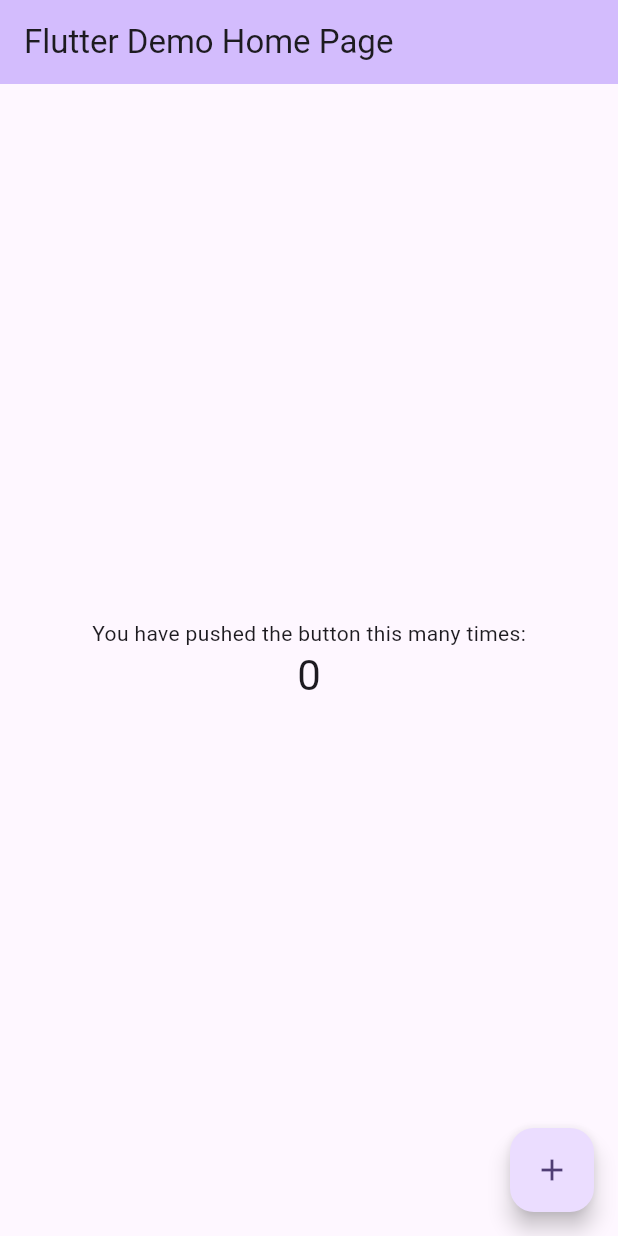
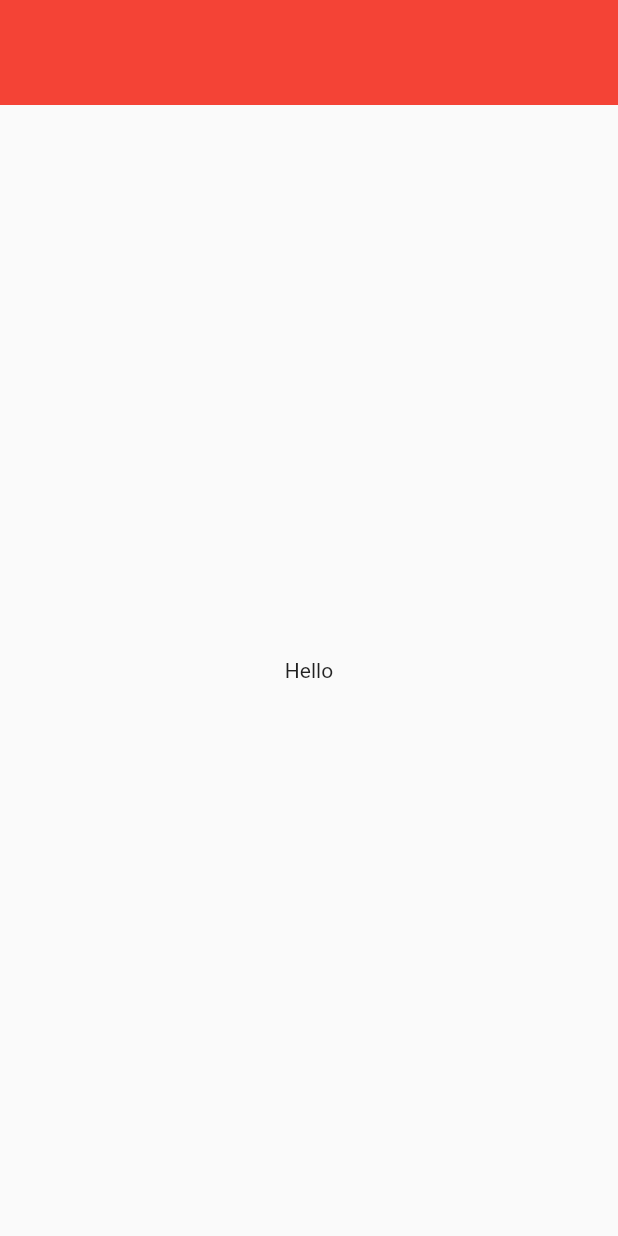
Before and after one commit to KenStarry/Starry_Portfolio, a Flutter app: the screen it shows after launch, on a phone screen of 412 x 824 dp. Run offline on Flutter 3.47's test engine with Material 2 defaults, Android fonts, the phone set to English and light mode, and no system bars; our stand-ins replace get.

Commit message:
Modified Home Screen and added dependencies

```diff
--- /dev/null
+++ b/lib/features/feature_home/presentation/home_screen.dart
@@ -0,0 +1,25 @@
+import 'package:flutter/material.dart';
+
+class HomeScreen extends StatefulWidget {
+  const HomeScreen({super.key});
+
+  @override
+  State<HomeScreen> createState() => _HomeScreenState();
+}
+
+class _HomeScreenState extends State<HomeScreen> {
+  @override
+  Widget build(BuildContext context) {
+
+    final screenSize = MediaQuery.of(context).size;
+
+    return Scaffold(
+      appBar: PreferredSize(preferredSize: Size(screenSize.width, 70), child: Container(
+        color: Colors.red,
+      )),
+      body: Center(
+        child: Text("Hello"),
+      ),
+    );
+  }
+}
--- a/lib/main.dart
+++ b/lib/main.dart
@@ -1,125 +1,24 @@
 import 'package:flutter/material.dart';
+import 'package:get/get.dart';
+import 'package:starry_portfolio/features/feature_home/presentation/home_screen.dart';
 
 void main() {
   runApp(const MyApp());
 }
 
-class MyApp extends StatelessWidget {
+class MyApp extends StatefulWidget {
   const MyApp({super.key});
 
-  // This widget is the root of your application.
+  @override
+  State<MyApp> createState() => _MyAppState();
+}
+
+class _MyAppState extends State<MyApp> {
   @override
   Widget build(BuildContext context) {
-    return MaterialApp(
-      title: 'Flutter Demo',
-      theme: ThemeData(
-        // This is the theme of your application.
-        //
-        // TRY THIS: Try running your application with "flutter run". You'll see
-        // the application has a blue toolbar. Then, without quitting the app,
-        // try changing the seedColor in the colorScheme below to Colors.green
-        // and then invoke "hot reload" (save your changes or press the "hot
-        // reload" button in a Flutter-supported IDE, or press "r" if you used
-        // the command line to start the app).
-        //
-        // Notice that the counter didn't reset back to zero; the application
-        // state is not lost during the reload. To reset the state, use hot
-        // restart instead.
-        //
-        // This works for code too, not just values: Most code changes can be
-        // tested with just a hot reload.
-        colorScheme: ColorScheme.fromSeed(seedColor: Colors.deepPurple),
-        useMaterial3: true,
-      ),
-      home: const MyHomePage(title: 'Flutter Demo Home Page'),
+    return GetMaterialApp(
+      home: HomeScreen(),
+      debugShowCheckedModeBanner: false,
     );
   }
 }
-
-class MyHomePage extends StatefulWidget {
-  const MyHomePage({super.key, required this.title});
-
-  // This widget is the home page of your application. It is stateful, meaning
-  // that it has a State object (defined below) that contains fields that affect
-  // how it looks.
-
-  // This class is the configuration for the state. It holds the values (in this
-  // case the title) provided by the parent (in this case the App widget) and
-  // used by the build method of the State. Fields in a Widget subclass are
-  // always marked "final".
-
-  final String title;
-
-  @override
-  State<MyHomePage> createState() => _MyHomePageState();
-}
-
-class _MyHomePageState extends State<MyHomePage> {
-  int _counter = 0;
-
-  void _incrementCounter() {
-    setState(() {
-      // This call to setState tells the Flutter framework that something has
-      // changed in this State, which causes it to rerun the build method below
-      // so that the display can reflect the updated values. If we changed
-      // _counter without calling setState(), then the build method would not be
-      // called again, and so nothing would appear to happen.
-      _counter++;
-    });
-  }
-
-  @override
-  Widget build(BuildContext context) {
-    // This method is rerun every time setState is called, for instance as done
-    // by the _incrementCounter method above.
-    //
-    // The Flutter framework has been optimized to make rerunning build methods
-    // fast, so that you can just rebuild anything that needs updating rather
-    // than having to individually change instances of widgets.
-    return Scaffold(
-      appBar: AppBar(
-        // TRY THIS: Try changing the color here to a specific color (to
-        // Colors.amber, perhaps?) and trigger a hot reload to see the AppBar
-        // change color while the other colors stay the same.
-        backgroundColor: Theme.of(context).colorScheme.inversePrimary,
-        // Here we take the value from the MyHomePage object that was created by
-        // the App.build method, and use it to set our appbar title.
-        title: Text(widget.title),
-      ),
-      body: Center(
-        // Center is a layout widget. It takes a single child and positions it
-        // in the middle of the parent.
-        child: Column(
-          // Column is also a layout widget. It takes a list of children and
-          // arranges them vertically. By default, it sizes itself to fit its
-          // children horizontally, and tries to be as tall as its parent.
-          //
-          // Column has various properties to control how it sizes itself and
-          // how it positions its children. Here we use mainAxisAlignment to
-          // center the children vertically; the main axis here is the vertical
-          // axis because Columns are vertical (the cross axis would be
-          // horizontal).
-          //
-          // TRY THIS: Invoke "debug painting" (choose the "Toggle Debug Paint"
-          // action in the IDE, or press "p" in the console), to see the
-          // wireframe for each widget.
-          mainAxisAlignment: MainAxisAlignment.center,
-          children: <Widget>[
-            const Text(
-              'You have pushed the button this many times:',
-            ),
-            Text(
-              '$_counter',
-              style: Theme.of(context).textTheme.headlineMedium,
-            ),
-          ],
-        ),
-      ),
-      floatingActionButton: FloatingActionButton(
-        onPressed: _incrementCounter,
-        tooltip: 'Increment',
-        child: const Icon(Icons.add),
-      ), // This trailing comma makes auto-formatting nicer for build methods.
-    );
-  }
-}
```
Also changed, not shown: pubspec.yaml (+9 -0 lines), pubspec.lock, 1 other file.
